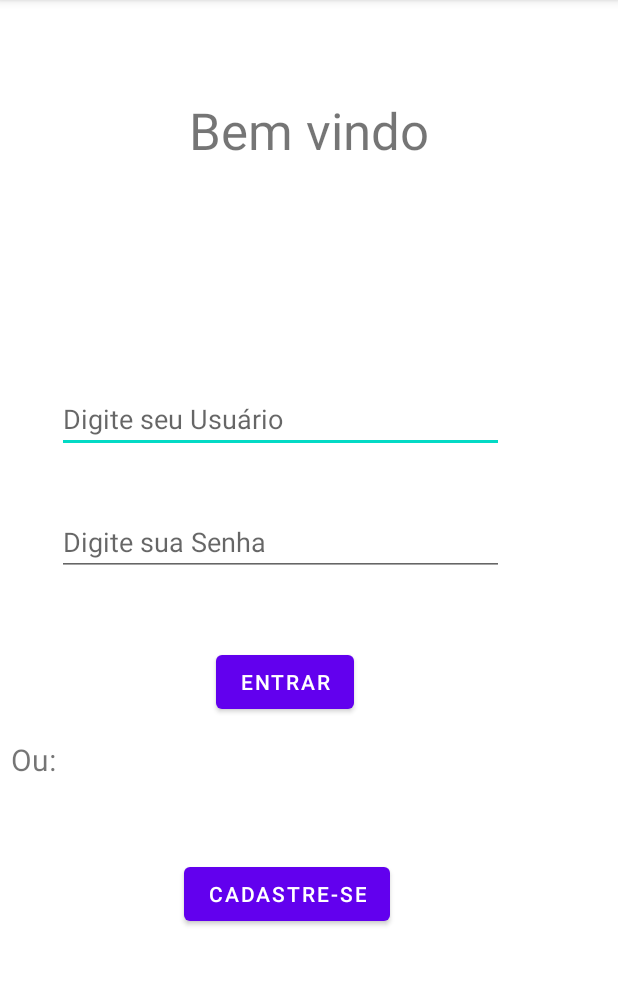
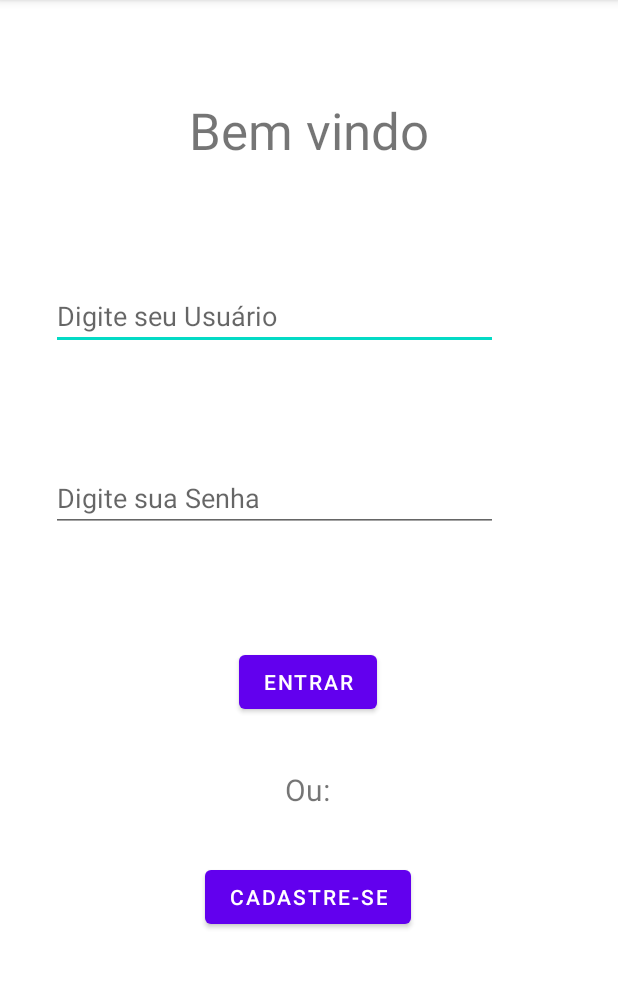
Before and after one commit to Lellonardo/MyApplicationWagner2, an Android app: the screen it shows after launch (MainActivity), on a phone screen of 412 x 824 dp, the part 84-1072 px from its top. Run offline under Robolectric (Android 15) with nearby library versions, the phone set to English and light mode, and no system bars.

Commit message:
fim fim fim

```diff
--- a/app/src/main/res/layout/activity_main.xml
+++ b/app/src/main/res/layout/activity_main.xml
@@ -6,52 +6,44 @@
     android:layout_height="match_parent"
     tools:context=".MainActivity">
 
-    <TextView
-        android:id="@+id/textView4"
-        android:layout_width="wrap_content"
-        android:layout_height="wrap_content"
-        android:textColor="#000000"
-        android:textSize="20sp"
-        app:layout_constraintBottom_toBottomOf="parent"
-        app:layout_constraintHorizontal_bias="0.021"
-        app:layout_constraintLeft_toLeftOf="parent"
-        app:layout_constraintRight_toRightOf="parent"
-        app:layout_constraintTop_toTopOf="parent"
-        app:layout_constraintVertical_bias="0.235"
-        tools:text="Faça seu login:" />
-
     <EditText
         android:id="@+id/txtLogin"
         android:layout_width="298dp"
         android:layout_height="45dp"
-        android:layout_marginEnd="76dp"
+        android:layout_marginStart="34dp"
+        android:layout_marginEnd="80dp"
         android:ems="10"
         android:hint="Digite seu Usuário"
         android:inputType="textPersonName"
         app:layout_constraintBottom_toBottomOf="parent"
         app:layout_constraintEnd_toEndOf="parent"
+        app:layout_constraintStart_toStartOf="parent"
         app:layout_constraintTop_toTopOf="parent"
-        app:layout_constraintVertical_bias="0.355" />
+        app:layout_constraintVertical_bias="0.26" />
 
     <Button
         android:id="@+id/btnCadastrar"
         android:layout_width="wrap_content"
         android:layout_height="wrap_content"
-        android:layout_marginEnd="152dp"
+        android:layout_marginStart="190dp"
+        android:layout_marginEnd="191dp"
+        android:layout_marginBottom="136dp"
         android:text="Cadastre-se"
         app:layout_constraintBottom_toBottomOf="parent"
         app:layout_constraintEnd_toEndOf="parent"
-        app:layout_constraintTop_toBottomOf="@+id/textView3"
-        app:layout_constraintVertical_bias="0.261" />
+        app:layout_constraintStart_toStartOf="parent"
+        app:layout_constraintTop_toBottomOf="@+id/textView3" />
 
     <Button
         android:id="@+id/btnLogin"
         android:layout_width="wrap_content"
         android:layout_height="wrap_content"
-        android:layout_marginEnd="176dp"
+        android:layout_marginStart="190dp"
+        android:layout_marginEnd="191dp"
         android:text="Entrar"
         app:layout_constraintBottom_toBottomOf="parent"
         app:layout_constraintEnd_toEndOf="parent"
+        app:layout_constraintStart_toStartOf="parent"
         app:layout_constraintTop_toTopOf="parent"
         app:layout_constraintVertical_bias="0.598" />
 
@@ -59,14 +51,16 @@
         android:id="@+id/txtSenha"
         android:layout_width="298dp"
         android:layout_height="45dp"
-        android:layout_marginEnd="76dp"
+        android:layout_marginStart="34dp"
+        android:layout_marginEnd="80dp"
         android:ems="10"
         android:hint="Digite sua Senha"
         android:inputType="textPassword"
         app:layout_constraintBottom_toBottomOf="parent"
         app:layout_constraintEnd_toEndOf="parent"
+        app:layout_constraintStart_toStartOf="parent"
         app:layout_constraintTop_toTopOf="parent"
-        app:layout_constraintVertical_bias="0.469" />
+        app:layout_constraintVertical_bias="0.428" />
 
     <TextView
         android:id="@+id/textView"
@@ -86,13 +80,16 @@
         android:id="@+id/textView3"
         android:layout_width="wrap_content"
         android:layout_height="wrap_content"
-        android:layout_marginStart="7dp"
-        android:layout_marginTop="291dp"
-        android:layout_marginEnd="375dp"
+        android:layout_marginStart="190dp"
+        android:layout_marginTop="24dp"
+        android:layout_marginEnd="191dp"
+        android:layout_marginBottom="24dp"
         android:text="Ou:"
         android:textSize="20sp"
+        app:layout_constraintBottom_toTopOf="@+id/btnCadastrar"
         app:layout_constraintEnd_toEndOf="parent"
+        app:layout_constraintHorizontal_bias="0.0"
         app:layout_constraintStart_toStartOf="parent"
-        app:layout_constraintTop_toBottomOf="@+id/textView4" />
+        app:layout_constraintTop_toBottomOf="@+id/btnLogin" />
 
 </androidx.constraintlayout.widget.ConstraintLayout>
--- a/app/src/main/res/layout/activity_tela_p.xml
+++ b/app/src/main/res/layout/activity_tela_p.xml
@@ -123,7 +123,7 @@
         android:id="@+id/txtResul"
         android:layout_width="215dp"
         android:layout_height="132dp"
-        android:layout_marginStart="96dp"
+        android:layout_marginStart="84dp"
         android:layout_marginBottom="8dp"
         android:textAlignment="center"
         android:textSize="34sp"
@@ -150,7 +150,7 @@
         android:layout_height="wrap_content"
         android:layout_marginStart="149dp"
         android:layout_marginEnd="168dp"
-        android:layout_marginBottom="32dp"
+        android:layout_marginBottom="50dp"
         android:text="LogOut"
         app:layout_constraintBottom_toBottomOf="parent"
         app:layout_constraintEnd_toEndOf="parent"
```
